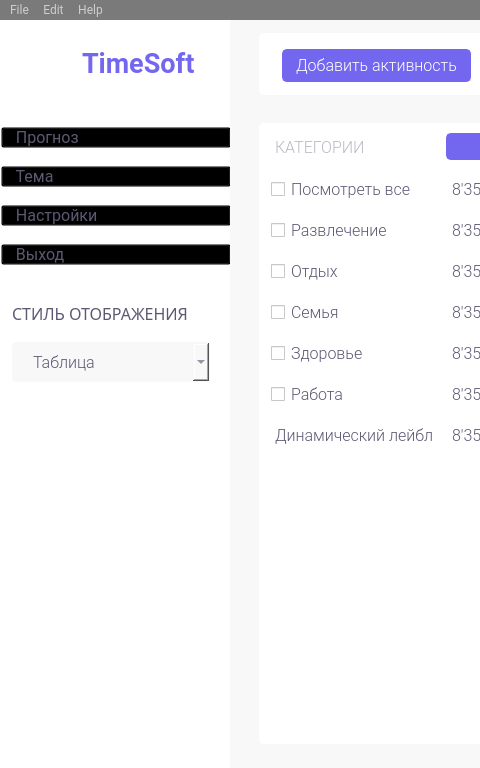
Qt form design/mainwindow_w.ui (yurii-bel/project_2021) before a commit; both pictures show x 0 to 480 and y 0 to 768 of the 1280 by 768 pixel window.
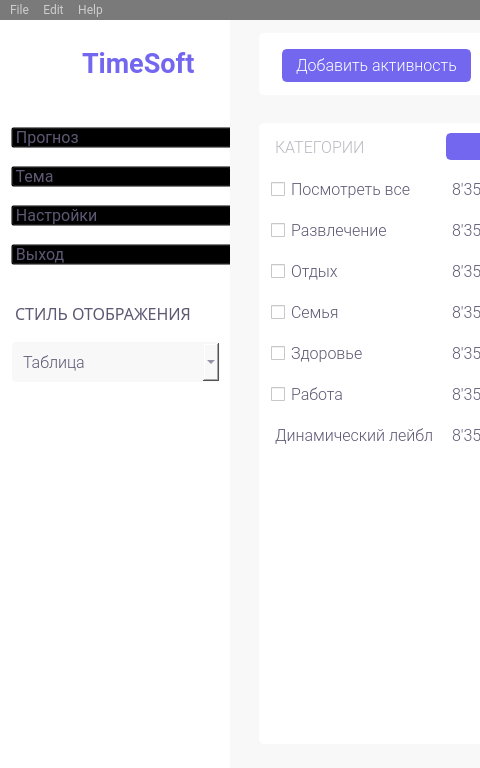
The same form after that commit. Icons and pictures are not drawn.

```diff
--- a/design/mainwindow_w.ui
+++ b/design/mainwindow_w.ui
@@ -124,9 +124,9 @@
        <widget class="QWidget" name="layoutWidget_3">
         <property name="geometry">
          <rect>
-          <x>1</x>
+          <x>11</x>
           <y>0</y>
-          <width>231</width>
+          <width>221</width>
           <height>631</height>
          </rect>
         </property>
@@ -165,7 +165,6 @@
 	background-color: rgba(0, 0, 0, 0);	
 	color: #5E5873;
 	text-align: left;
-	padding-left: 10px;
 	padding-right: 10px;
 	margin-top: 27px;
 }
@@ -211,7 +210,6 @@
 	background-color: rgba(0, 0, 0, 0);	
 	color: #5E5873;
 	text-align: left;
-	padding-left: 10px;
 	padding-right: 10px;
 }
 QPushButton:hover {
@@ -250,7 +248,6 @@
 	background-color: rgba(0, 0, 0, 0);	
 	color: #5E5873;
 	text-align: left;
-	padding-left: 10px;
 	padding-right: 10px;
 }
 QPushButton:hover {
@@ -289,7 +286,6 @@
 	background-color: rgba(0, 0, 0, 0);	
 	color: #5E5873;
 	text-align: left;
-	padding-left: 10px;
 	padding-right: 10px;
 }
 QPushButton:hover {
@@ -323,8 +319,7 @@
            </property>
            <property name="styleSheet">
             <string notr="true">color: rgb(94, 88, 115);
-margin-top: 20px;
-padding-left: 7px;</string>
+margin-top: 20px;</string>
            </property>
            <property name="text">
             <string>СТИЛЬ ОТОБРАЖЕНИЯ</string>
@@ -360,9 +355,8 @@
 color: rgb(94, 88, 115);
 border: 2px solid rgba(0, 0, 0, 0);
 border-radius: 5px;
-padding-left: 20px;
+padding-left: 10px;
 padding-right: 10px;
-margin-left: 10px;
 }
 
 QComboBox:hover {
@@ -376,7 +370,6 @@
 background-color: rgb(230, 230, 230);
 border: 2px solid #7666F8;
 color: rgb(94, 88, 115);
-margin-left: 10px;
 selection-background-color: rgb(94, 80, 238);
 selection-color: rgb(0, 0, 0);
 }</string>
```
Left out of the diff: 2 changed lines with no effect on the pictures.
